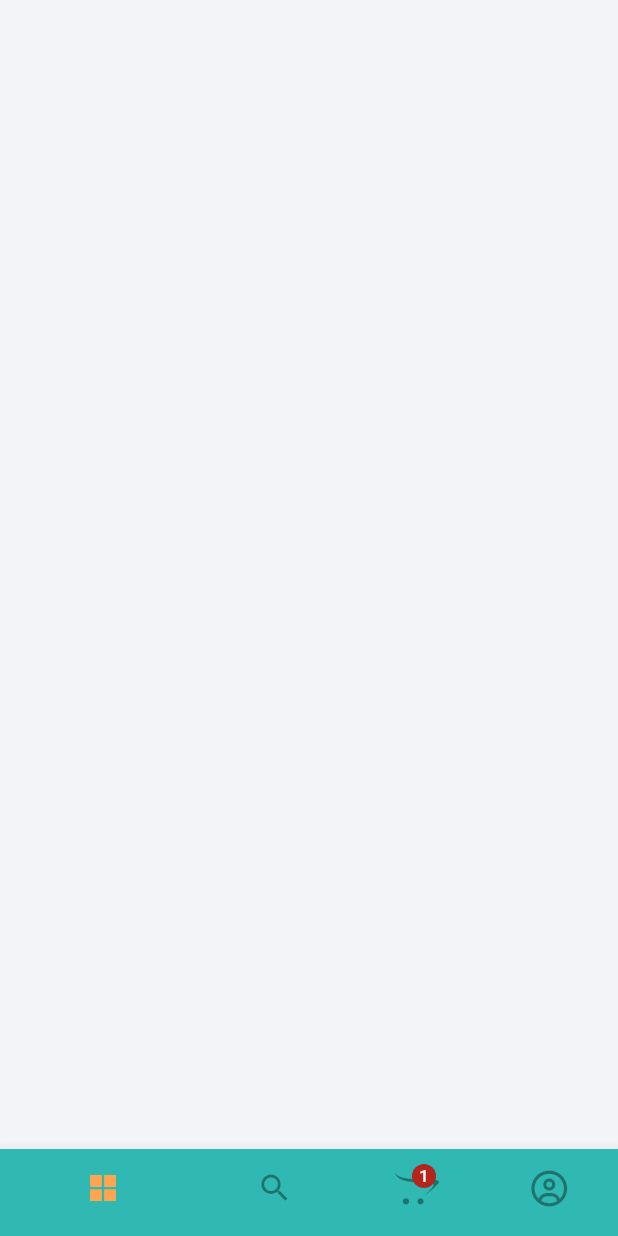
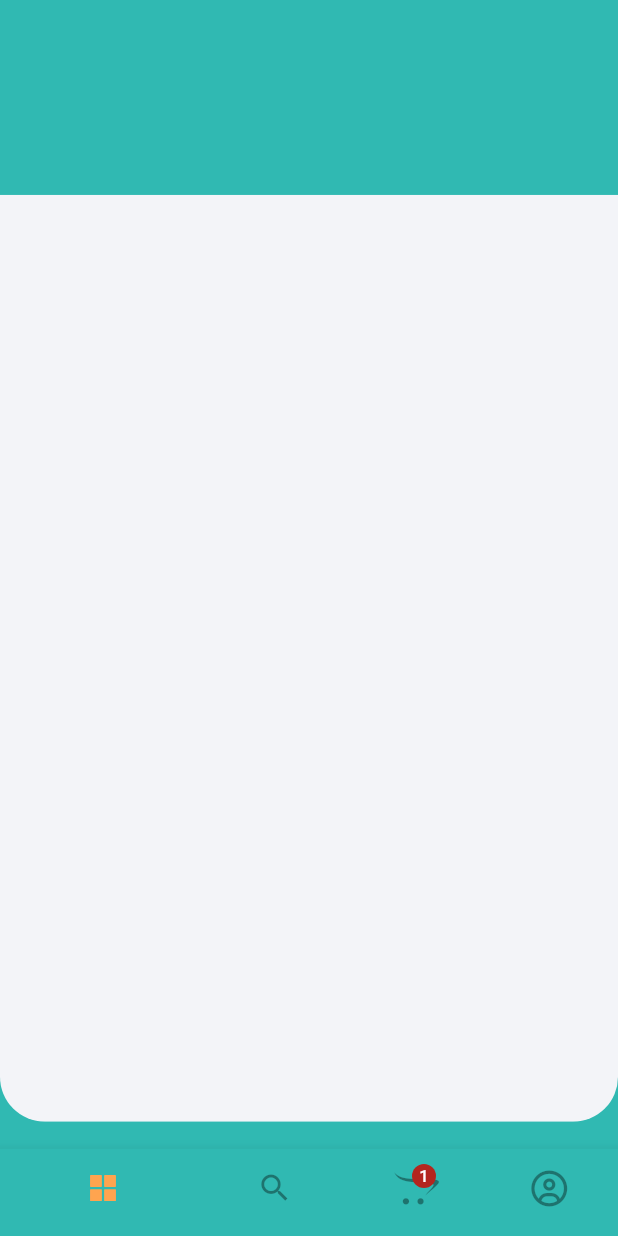
Before and after one commit to KRFLUTTERUG/grocery-clone, a Flutter app: the screen it shows after launch, on a phone screen of 412 x 824 dp. Run offline on Flutter 3.47's test engine with Material 3 defaults, Android fonts, the phone set to English and light mode, and no system bars; our stand-ins replace flutter_screenutil, flutter_vector_icons, get.

Commit message:
feat : custom containers

```diff
--- /dev/null
+++ b/lib/common/custom_container.dart
@@ -0,0 +1,32 @@
+// ignore_for_file: must_be_immutable
+
+import 'package:flutter/material.dart';
+import 'package:flutter_screenutil/flutter_screenutil.dart';
+import 'package:grocery_clone/constants/constants.dart';
+
+class CustomContainer extends StatelessWidget {
+  CustomContainer({super.key, required this.containerContent});
+
+  Widget containerContent;
+
+  @override
+  Widget build(BuildContext context) {
+    return SizedBox(
+      height: MediaQuery.of(context).size.height*0.75,
+      width: width,
+      child: ClipRRect(
+        borderRadius: BorderRadius.only(
+          bottomLeft: Radius.circular(30.r),
+          bottomRight: Radius.circular(30.r)
+        ),
+        child: Container(
+          width: width,
+          color: kOffWhite,
+          child: SingleChildScrollView(
+            child: containerContent,
+          ),
+        ),
+      ),
+    );
+  }
+}
--- a/lib/main.dart
+++ b/lib/main.dart
@@ -5,7 +5,7 @@ import 'package:grocery_clone/constants/constants.dart';
 import 'package:grocery_clone/views/entrypoint.dart';
 
 
-Widget defaultHome = const MainScreen();
+Widget defaultHome = MainScreen();
 
 void main() {
   runApp(const MyApp());
--- a/lib/views/entrypoint.dart
+++ b/lib/views/entrypoint.dart
@@ -3,9 +3,19 @@ import 'package:flutter_vector_icons/flutter_vector_icons.dart';
 import 'package:get/get.dart';
 import 'package:grocery_clone/constants/constants.dart';
 import 'package:grocery_clone/controllers/tab_index_controller.dart';
+import 'package:grocery_clone/views/cart/cart_page.dart';
+import 'package:grocery_clone/views/home/home_page.dart';
+import 'package:grocery_clone/views/profile/profile_page.dart';
+import 'package:grocery_clone/views/search/search_page.dart';
 
 class MainScreen extends StatelessWidget {
-  const MainScreen({super.key});
+  MainScreen({super.key});
+  List<Widget> pageList = const [
+    HomePage(),
+    SearchPage(),
+    CartPage(),
+    ProfilePage()
+  ];
 
   @override
   Widget build(BuildContext context) {
@@ -13,11 +23,7 @@ class MainScreen extends StatelessWidget {
     return Obx(() => Scaffold(
           body: Stack(
             children: [
-              Container(
-                height: hieght,
-                width: width,
-                color: kOffWhite,
-              ),
+              pageList[controller.tabIndex],
               Align(
                 alignment: Alignment.bottomCenter,
                 child: Theme(
--- /dev/null
+++ b/lib/views/home/home_page.dart
@@ -0,0 +1,24 @@
+import 'package:flutter/material.dart';
+import 'package:flutter_screenutil/flutter_screenutil.dart';
+import 'package:grocery_clone/common/custom_container.dart';
+import 'package:grocery_clone/constants/constants.dart';
+
+class HomePage extends StatelessWidget {
+  const HomePage({super.key});
+
+  @override
+  Widget build(BuildContext context) {
+    return Scaffold(
+      backgroundColor: kPrimary,
+      appBar: PreferredSize(
+        preferredSize: Size.fromHeight(130.h),
+        child: Container(height: 130,)
+      ),
+      body: SafeArea(
+        child: CustomContainer(
+          containerContent: Container(),
+        ),
+      )
+    );
+  }
+}
```
Also changed, not shown: lib/views/cart/cart_page.dart (added, +25 -0 lines), lib/views/profile/profile_page.dart (added, +25 -0 lines), lib/views/search/search_page.dart (added, +25 -0 lines).
